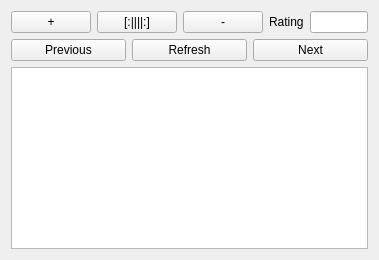
First picture: the form in 2/8hw/2/mainWidget.ui, repository shurik111333/homework, before the edit.
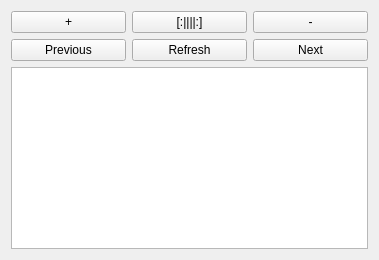
Second picture: the form after the edit.

```diff
--- a/2/8hw/2/mainWidget.ui
+++ b/2/8hw/2/mainWidget.ui
@@ -49,23 +49,6 @@
        </property>
       </widget>
      </item>
-     <item>
-      <widget class="QLabel" name="labelRating">
-       <property name="frameShape">
-        <enum>QFrame::NoFrame</enum>
-       </property>
-       <property name="text">
-        <string>Rating</string>
-       </property>
-      </widget>
-     </item>
-     <item>
-      <widget class="QLineEdit" name="lineRating">
-       <property name="readOnly">
-        <bool>true</bool>
-       </property>
-      </widget>
-     </item>
     </layout>
    </item>
    <item>
```
Left out of the diff: 4 changed lines with no effect on the pictures.
